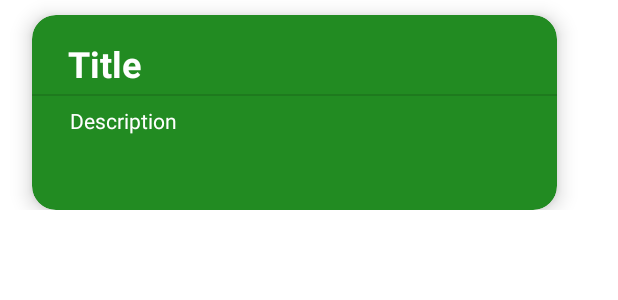
After one commit to nihad6690/Task-Manager-Android-App, an Android app: the layout recycler_view_row.xml on its own in the app's theme, with its tools: preview values and no code run, on a phone screen of 412 x 824 dp. The commit adds this screen. Shown: the top 300 px of the screen. Run offline under Robolectric (Android 15) with nearby library versions, the phone set to English and light mode, and no system bars.

Commit message:
added recyclerview so all of the tasks are displayed on the main activity page. Also worked on the UI

```diff
--- /dev/null
+++ b/app/src/main/res/layout/recycler_view_row.xml
@@ -0,0 +1,72 @@
+<?xml version="1.0" encoding="utf-8"?>
+<androidx.constraintlayout.widget.ConstraintLayout xmlns:android="http://schemas.android.com/apk/res/android"
+    xmlns:app="http://schemas.android.com/apk/res-auto"
+    xmlns:tools="http://schemas.android.com/tools"
+    android:layout_width="match_parent"
+    android:layout_height="wrap_content">
+
+    <androidx.cardview.widget.CardView
+        android:layout_width="350dp"
+        android:layout_height="wrap_content"
+        android:layout_marginTop="10dp"
+        android:layout_marginEnd="20dp"
+        app:cardBackgroundColor="#228b22"
+        app:cardCornerRadius="16dp"
+        app:cardElevation="8dp"
+        app:layout_constraintBottom_toBottomOf="parent"
+        app:layout_constraintEnd_toEndOf="parent"
+        app:layout_constraintStart_toStartOf="parent"
+        app:layout_constraintTop_toTopOf="parent">
+
+        <androidx.constraintlayout.widget.ConstraintLayout
+            android:layout_width="350dp"
+            android:layout_height="130dp">
+
+            <TextView
+                android:id="@+id/recTitle"
+                android:layout_width="wrap_content"
+                android:layout_height="wrap_content"
+                android:layout_marginStart="24dp"
+                android:layout_marginTop="16dp"
+                android:layout_marginEnd="320dp"
+                android:text="Title"
+                android:textColor="@color/white"
+                android:textSize="24sp"
+                android:textStyle="bold"
+                app:layout_constraintEnd_toEndOf="parent"
+                app:layout_constraintHorizontal_bias="0.0"
+                app:layout_constraintStart_toStartOf="parent"
+                app:layout_constraintTop_toTopOf="parent" />
+
+            <TextView
+                android:id="@+id/recDescription"
+                android:layout_width="wrap_content"
+                android:layout_height="19dp"
+                android:layout_marginStart="24dp"
+                android:layout_marginEnd="252dp"
+                android:layout_marginBottom="50dp"
+                android:text="Description"
+                android:textColor="@color/white"
+                android:textSize="14sp"
+                android:textStyle="normal"
+                app:layout_constraintBottom_toBottomOf="parent"
+                app:layout_constraintEnd_toEndOf="parent"
+                app:layout_constraintStart_toStartOf="parent"
+                app:layout_constraintTop_toBottomOf="@+id/divider3"
+                app:layout_constraintVertical_bias="1.0" />
+
+            <View
+                android:id="@+id/divider3"
+                android:layout_width="407dp"
+                android:layout_height="1dp"
+                android:layout_marginTop="4dp"
+                android:background="?android:attr/listDivider"
+                app:layout_constraintEnd_toEndOf="parent"
+                app:layout_constraintHorizontal_bias="0.0"
+                app:layout_constraintStart_toStartOf="parent"
+                app:layout_constraintTop_toBottomOf="@+id/recTitle" />
+
+        </androidx.constraintlayout.widget.ConstraintLayout>
+    </androidx.cardview.widget.CardView>
+
+</androidx.constraintlayout.widget.ConstraintLayout>
```
Also changed, not shown: app/build.gradle (+15 -1 lines), app/src/main/java/com/example/todolist/MainActivity.java (+18 -8 lines), app/src/main/java/com/example/todolist/information.java (added, +29 -0 lines), app/src/main/java/com/example/todolist/tasks_recyclerViewAdapter.java (added, +55 -0 lines), app/src/main/res/layout/activity_main.xml (+19 -16 lines).
